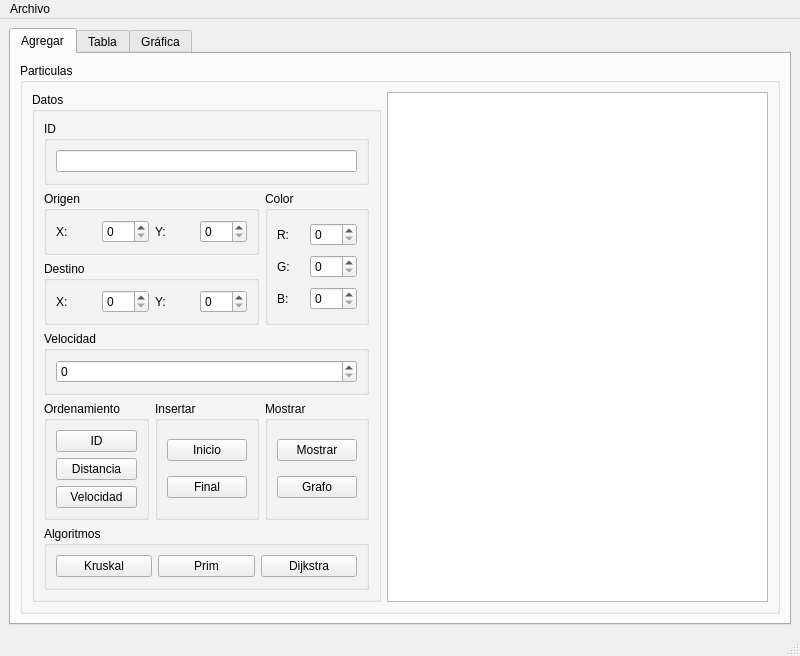
The window that mainwindow.ui (MoraRMod/Particulas) describes before a commit, drawn with Qt 5.
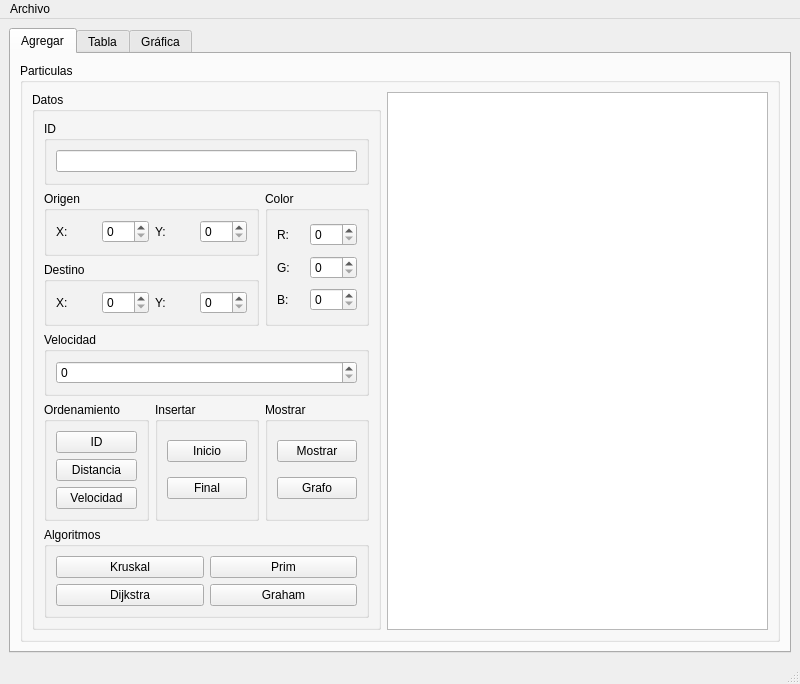
The same window after the commit.

Commit message: Se agrego un boton nuevo: Graham

Diff of the .ui file:
```diff
--- a/mainwindow.ui
+++ b/mainwindow.ui
@@ -279,10 +279,10 @@
                  <string>Algoritmos</string>
                 </property>
                 <layout class="QGridLayout" name="gridLayout_15">
-                 <item row="0" column="0">
-                  <widget class="QPushButton" name="Kruskal_PushButton">
+                 <item row="2" column="0">
+                  <widget class="QPushButton" name="Dijkstra_PushButton">
                    <property name="text">
-                    <string>Kruskal</string>
+                    <string>Dijkstra</string>
                    </property>
                   </widget>
                  </item>
@@ -293,10 +293,17 @@
                    </property>
                   </widget>
                  </item>
-                 <item row="0" column="2">
-                  <widget class="QPushButton" name="Dijkstra_PushButton">
+                 <item row="2" column="1">
+                  <widget class="QPushButton" name="Graham_PushButton">
                    <property name="text">
-                    <string>Dijkstra</string>
+                    <string>Graham</string>
+                   </property>
+                  </widget>
+                 </item>
+                 <item row="0" column="0">
+                  <widget class="QPushButton" name="Kruskal_PushButton">
+                   <property name="text">
+                    <string>Kruskal</string>
                    </property>
                   </widget>
                  </item>
```
